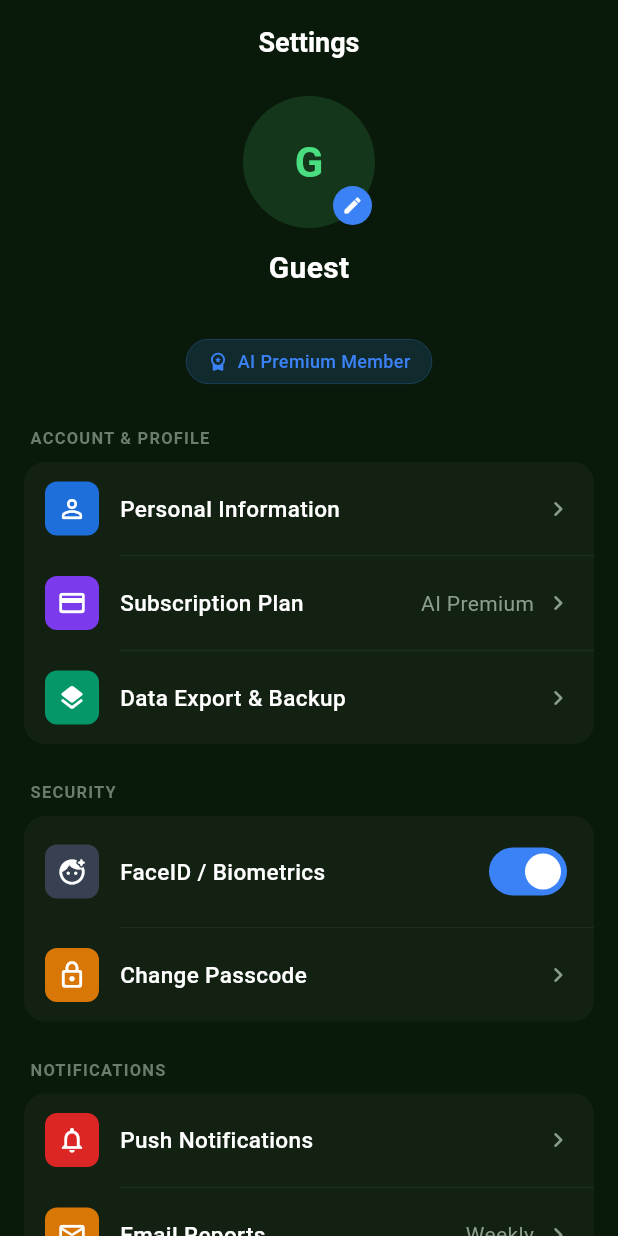
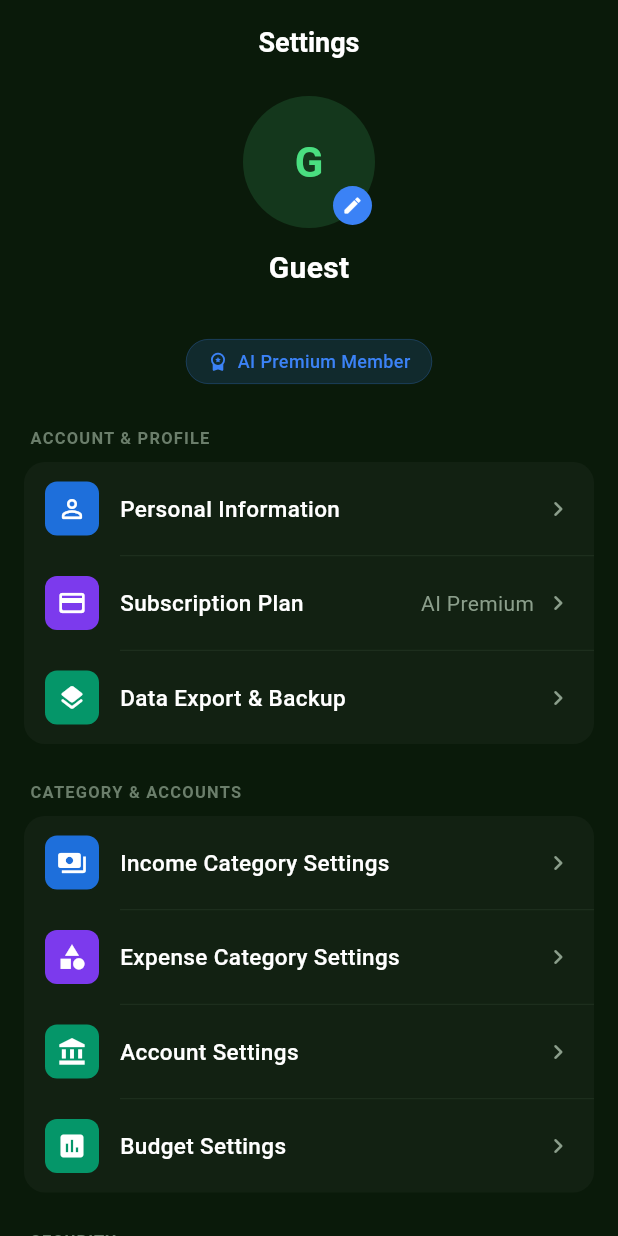
Before and after one commit to iamc1oud/SynapseFinance, a Flutter app: the SettingsPage screen opened directly, on a phone screen of 412 x 824 dp. Run offline on Flutter 3.47's test engine with Material 3 defaults, Android fonts, the phone set to English and light mode, and no system bars; our stand-ins replace dartz, dio, equatable, flutter_bloc, flutter_secure_storage, get_it and 5 more; accounts and stored records are empty; generated files the repository leaves out were written again.

Commit message:
feat(settings): added new category/accounts option

```diff
--- a/frontend/synapse_finance/lib/core/constants/api_constants.dart
+++ b/frontend/synapse_finance/lib/core/constants/api_constants.dart
@@ -1,7 +1,7 @@
 class ApiConstants {
   ApiConstants._();
 
-  static const String baseUrl = 'http://192.168.1.22:8000/api';
+  static const String baseUrl = 'http://192.168.1.15:8000/api';
 
   // Auth endpoints
   static const String login = '/auth/login';
--- a/frontend/synapse_finance/lib/features/settings/presentation/pages/settings_page.dart
+++ b/frontend/synapse_finance/lib/features/settings/presentation/pages/settings_page.dart
@@ -21,15 +21,20 @@ class _SettingsPageState extends State<SettingsPage> {
     final themeMode = context.watch<ThemeCubit>().state;
     final isDark = themeMode == ThemeMode.dark;
     final user = context.select(
-      (AuthCubit c) => c.state.status == AuthStatus.authenticated ? c.state.user : null,
+      (AuthCubit c) =>
+          c.state.status == AuthStatus.authenticated ? c.state.user : null,
     );
 
     final bg = isDark ? const Color(0xFF0A1A0A) : const Color(0xFFF0F4F0);
     final rowBg = isDark ? const Color(0xFF122112) : const Color(0xFFFFFFFF);
     final onSurface = isDark ? Colors.white : const Color(0xFF0D1B0D);
-    final onSurfaceSecondary = isDark ? const Color(0xFF8B9E8B) : const Color(0xFF4A5C4A);
+    final onSurfaceSecondary = isDark
+        ? const Color(0xFF8B9E8B)
+        : const Color(0xFF4A5C4A);
     final divider = isDark ? const Color(0xFF243624) : const Color(0xFFD8E8D8);
-    final sectionLabel = isDark ? const Color(0xFF6B7E6B) : const Color(0xFF6B7C6B);
+    final sectionLabel = isDark
+        ? const Color(0xFF6B7E6B)
+        : const Color(0xFF6B7C6B);
 
     return Scaffold(
       backgroundColor: bg,
@@ -85,6 +90,43 @@ class _SettingsPageState extends State<SettingsPage> {
                     iconBg: const Color(0xFF059669),
                     icon: Icons.layers_rounded,
                     label: 'Data Export & Backup',
+                    isLast: true,
+                  ),
+                ],
+              ),
+            ),
+
+            const SliverToBoxAdapter(child: SizedBox(height: 24)),
+
+            SliverToBoxAdapter(
+              child: _SectionGroup(
+                label: 'CATEGORY & ACCOUNTS',
+                labelColor: sectionLabel,
+                rowBg: rowBg,
+                divider: divider,
+                onSurface: onSurface,
+                onSurfaceSecondary: onSurfaceSecondary,
+                rows: [
+                  _SettingsRow(
+                    iconBg: const Color(0xFF1E6FDB),
+                    icon: Icons.payments,
+                    label: 'Income Category Settings',
+                  ),
+                  _SettingsRow(
+                    iconBg: const Color(0xFF7C3AED),
+                    icon: Icons.category,
+                    label: 'Expense Category Settings',
+                  ),
+                  _SettingsRow(
+                    iconBg: const Color(0xFF059669),
+                    icon: Icons.account_balance,
+                    label: 'Account Settings',
+                    isLast: true,
+                  ),
+                  _SettingsRow(
+                    iconBg: const Color(0xFF059669),
+                    icon: Icons.assessment,
+                    label: 'Budget Settings',
                     isLast: true,
                   ),
                 ],
@@ -200,9 +242,7 @@ class _SettingsPageState extends State<SettingsPage> {
             const SliverToBoxAdapter(child: SizedBox(height: 24)),
 
             // ── Footer ────────────────────────────────────────────────────
-            SliverToBoxAdapter(
-              child: _buildFooter(onSurfaceSecondary),
-            ),
+            SliverToBoxAdapter(child: _buildFooter(onSurfaceSecondary)),
 
             const SliverToBoxAdapter(child: SizedBox(height: 32)),
           ],
@@ -229,7 +269,9 @@ class _SettingsPageState extends State<SettingsPage> {
             children: [
               CircleAvatar(
                 radius: 44,
-                backgroundColor: const Color(0xFF4ADE80).withValues(alpha: 0.15),
+                backgroundColor: const Color(
+                  0xFF4ADE80,
+                ).withValues(alpha: 0.15),
                 child: Text(
                   initials,
                   style: const TextStyle(
@@ -270,10 +312,7 @@ class _SettingsPageState extends State<SettingsPage> {
           const SizedBox(height: 4),
           Text(
             email,
-            style: TextStyle(
-              color: onSurfaceSecondary,
-              fontSize: 13,
-            ),
+            style: TextStyle(color: onSurfaceSecondary, fontSize: 13),
           ),
           const SizedBox(height: 10),
           Container(
@@ -367,7 +406,9 @@ class _SettingsPageState extends State<SettingsPage> {
     final isDark = Theme.of(context).brightness == Brightness.dark;
     final bg = isDark ? const Color(0xFF122112) : const Color(0xFFFFFFFF);
     final onSurface = isDark ? Colors.white : const Color(0xFF0D1B0D);
-    final secondary = isDark ? const Color(0xFF8B9E8B) : const Color(0xFF4A5C4A);
+    final secondary = isDark
+        ? const Color(0xFF8B9E8B)
+        : const Color(0xFF4A5C4A);
 
     showModalBottomSheet<void>(
       context: context,
@@ -602,12 +643,7 @@ class _SettingsRowTile extends StatelessWidget {
             ),
           ),
           if (showDivider)
-            Divider(
-              height: 1,
-              thickness: 0.5,
-              indent: 64,
-              color: divider,
-            ),
+            Divider(height: 1, thickness: 0.5, indent: 64, color: divider),
         ],
       ),
     );
@@ -636,11 +672,7 @@ class _LogoutButton extends StatelessWidget {
           child: Row(
             mainAxisAlignment: MainAxisAlignment.center,
             children: const [
-              Icon(
-                Icons.logout_rounded,
-                color: Color(0xFFF85149),
-                size: 20,
-              ),
+              Icon(Icons.logout_rounded, color: Color(0xFFF85149), size: 20),
               SizedBox(width: 10),
               Text(
                 'Log Out',
@@ -694,7 +726,11 @@ class _AppearanceOption extends StatelessWidget {
         ),
         child: Row(
           children: [
-            Icon(icon, color: selected ? const Color(0xFF4ADE80) : secondary, size: 20),
+            Icon(
+              icon,
+              color: selected ? const Color(0xFF4ADE80) : secondary,
+              size: 20,
+            ),
             const SizedBox(width: 12),
             Text(
               label,
@@ -706,7 +742,11 @@ class _AppearanceOption extends StatelessWidget {
             ),
             const Spacer(),
             if (selected)
-              const Icon(Icons.check_circle_rounded, color: Color(0xFF4ADE80), size: 20),
+              const Icon(
+                Icons.check_circle_rounded,
+                color: Color(0xFF4ADE80),
+                size: 20,
+              ),
           ],
         ),
       ),
```
Also changed, not shown: 1 other file.
